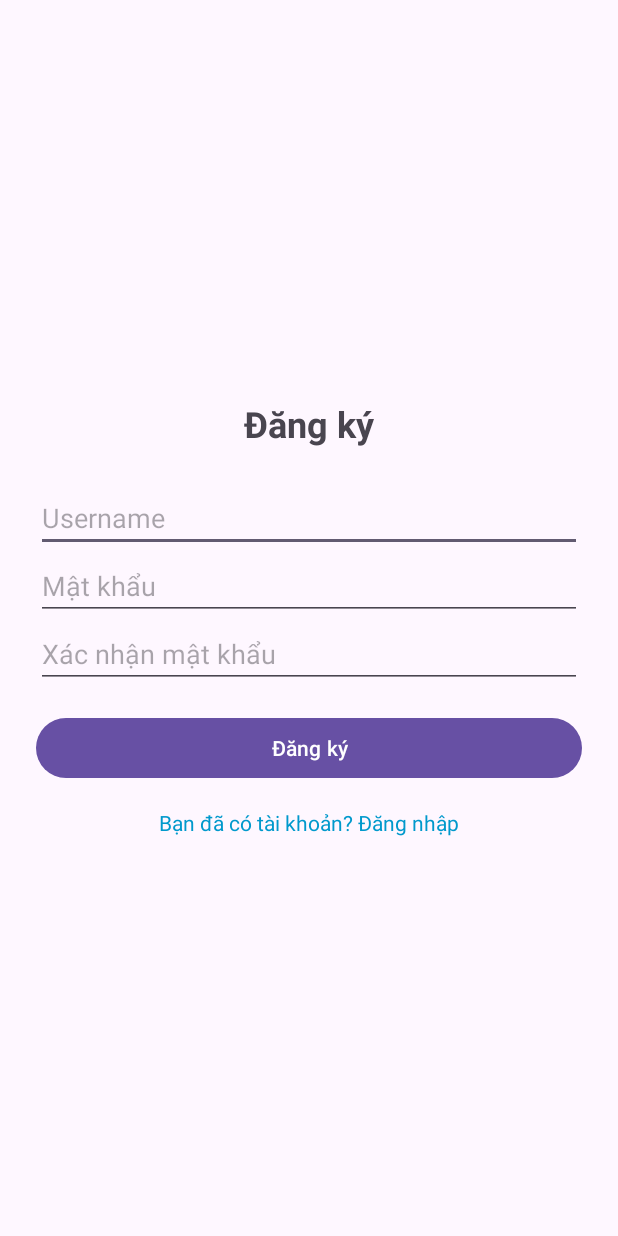
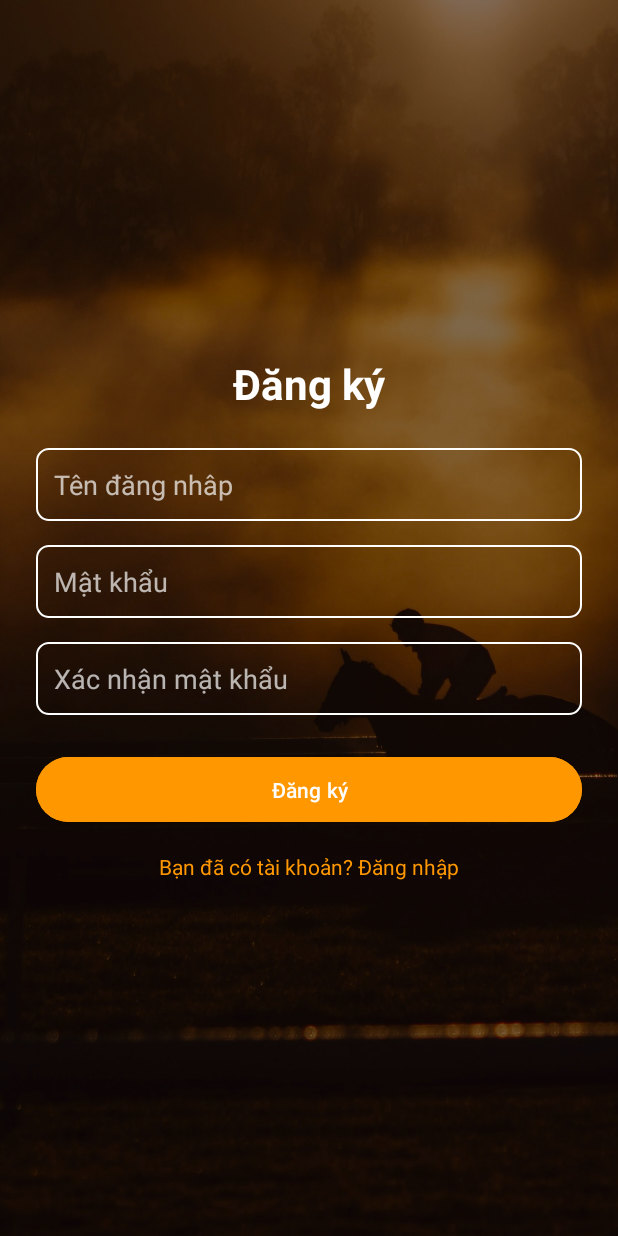
Before and after one commit to HNThang18/PRM232-GroupProject, an Android app: the RegisterActivity screen opened directly, with no data from a screen before it, on a phone screen of 412 x 824 dp. Run offline under Robolectric (Android 15) with nearby library versions, the phone set to English and light mode, and no system bars.

Commit message:
update bg login/regist

```diff
--- /dev/null
+++ b/app/src/main/res/drawable/login_regis_bg.xml
@@ -0,0 +1,6 @@
+<shape xmlns:android="http://schemas.android.com/apk/res/android"
+    android:shape="rectangle">
+    <solid android:color="@android:color/transparent"/>
+    <stroke android:width="1dp" android:color="@android:color/white"/>
+    <corners android:radius="8dp"/>
+</shape>
--- a/app/src/main/res/layout/activity_register.xml
+++ b/app/src/main/res/layout/activity_register.xml
@@ -1,51 +1,87 @@
-<LinearLayout xmlns:android="http://schemas.android.com/apk/res/android"
-    android:orientation="vertical"
-    android:padding="24dp"
-    android:gravity="center"
+<RelativeLayout xmlns:android="http://schemas.android.com/apk/res/android"
     android:layout_width="match_parent"
     android:layout_height="match_parent">
 
+    <!-- Background -->
+    <ImageView
+        android:src="@drawable/bg_horse_race"
+        android:scaleType="centerCrop"
+        android:layout_width="match_parent"
+        android:layout_height="match_parent"/>
+
+    <!-- Overlay tối -->
+    <View
+        android:background="#80000000"
+        android:layout_width="match_parent"
+        android:layout_height="match_parent"/>
+
+    <!-- Nội dung -->
+    <LinearLayout
+        android:orientation="vertical"
+        android:gravity="center"
+        android:layout_width="match_parent"
+        android:layout_height="match_parent"
+        android:padding="24dp">
+
         <TextView
             android:text="Đăng ký"
-        android:textSize="24sp"
+            android:textSize="28sp"
             android:textStyle="bold"
-        android:layout_marginBottom="24dp"
+            android:textColor="@android:color/white"
             android:layout_width="wrap_content"
-        android:layout_height="wrap_content"/>
+            android:layout_height="wrap_content"
+            android:layout_marginBottom="24dp"/>
 
         <EditText
             android:id="@+id/edtUsername"
-        android:hint="Username"
-        android:inputType="text"
+            android:hint="Tên đăng nhâp"
+            android:textColor="@android:color/white"
+            android:textColorHint="#B0FFFFFF"
+            android:background="@drawable/login_regis_bg"
             android:layout_width="match_parent"
-        android:layout_height="wrap_content"/>
+            android:layout_height="wrap_content"
+            android:padding="12dp"
+            android:layout_marginBottom="16dp"/>
 
         <EditText
             android:id="@+id/edtPassword"
             android:hint="Mật khẩu"
             android:inputType="textPassword"
+            android:textColor="@android:color/white"
+            android:textColorHint="#B0FFFFFF"
+            android:background="@drawable/login_regis_bg"
             android:layout_width="match_parent"
-        android:layout_height="wrap_content"/>
+            android:layout_height="wrap_content"
+            android:padding="12dp"
+            android:layout_marginBottom="16dp"/>
 
         <EditText
             android:id="@+id/edtConfirmPassword"
             android:hint="Xác nhận mật khẩu"
             android:inputType="textPassword"
+            android:textColor="@android:color/white"
+            android:textColorHint="#B0FFFFFF"
+            android:background="@drawable/login_regis_bg"
             android:layout_width="match_parent"
-        android:layout_height="wrap_content"/>
+            android:layout_height="wrap_content"
+            android:padding="12dp"
+            android:layout_marginBottom="24dp"/>
 
         <Button
             android:id="@+id/btnRegister"
             android:text="Đăng ký"
+            android:backgroundTint="#FF9800"
+            android:textColor="@android:color/white"
             android:layout_width="match_parent"
             android:layout_height="wrap_content"
-        android:layout_marginTop="16dp"/>
+            android:padding="12dp"/>
 
         <TextView
             android:id="@+id/tvLogin"
             android:text="Bạn đã có tài khoản? Đăng nhập"
-        android:textColor="@android:color/holo_blue_dark"
+            android:textColor="#FF9800"
             android:layout_marginTop="16dp"
             android:layout_width="wrap_content"
             android:layout_height="wrap_content"/>
     </LinearLayout>
+</RelativeLayout>
```
Also changed, not shown: app/src/main/res/layout/activity_login.xml (+44 -13 lines). Lines whose indentation alone changed are shown as unchanged.
